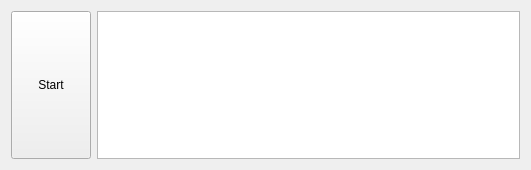
This is ScanController/SeraphScan/mainwindow.ui in SeraphRobotics/Scanner as Qt 5 draws it before an edit. The edited form follows.
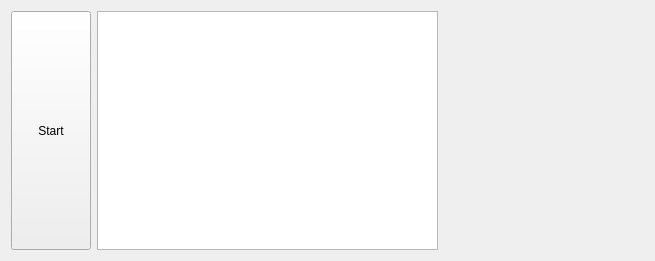
This is the edited form. Icons and pictures are not drawn.

Patch:
```diff
--- a/ScanController/SeraphScan/mainwindow.ui
+++ b/ScanController/SeraphScan/mainwindow.ui
@@ -9,8 +9,8 @@
    <rect>
     <x>0</x>
     <y>0</y>
-    <width>531</width>
-    <height>170</height>
+    <width>655</width>
+    <height>261</height>
    </rect>
   </property>
   <property name="sizePolicy">
@@ -27,21 +27,8 @@
     <normaloff>:/media/FabPrint.png</normaloff>:/media/FabPrint.png</iconset>
   </property>
   <widget class="QWidget" name="centralWidget">
-   <layout class="QHBoxLayout" name="horizontalLayout">
-    <item>
-     <widget class="QPushButton" name="startStopButton">
-      <property name="sizePolicy">
-       <sizepolicy hsizetype="Minimum" vsizetype="Minimum">
-        <horstretch>0</horstretch>
-        <verstretch>0</verstretch>
-       </sizepolicy>
-      </property>
-      <property name="text">
-       <string>Start</string>
-      </property>
-     </widget>
-    </item>
-    <item>
+   <layout class="QGridLayout" name="gridLayout">
+    <item row="0" column="1">
      <widget class="QPlainTextEdit" name="statusTextEdit">
       <property name="readOnly">
        <bool>true</bool>
@@ -51,6 +38,47 @@
       </property>
      </widget>
     </item>
+    <item row="0" column="0">
+     <widget class="QPushButton" name="startStopButton">
+      <property name="sizePolicy">
+       <sizepolicy hsizetype="Minimum" vsizetype="Minimum">
+        <horstretch>0</horstretch>
+        <verstretch>0</verstretch>
+       </sizepolicy>
+      </property>
+      <property name="text">
+       <string>Start</string>
+      </property>
+     </widget>
+    </item>
+    <item row="0" column="2">
+     <widget class="QLabel" name="label">
+      <property name="sizePolicy">
+       <sizepolicy hsizetype="Preferred" vsizetype="Preferred">
+        <horstretch>0</horstretch>
+        <verstretch>0</verstretch>
+       </sizepolicy>
+      </property>
+      <property name="minimumSize">
+       <size>
+        <width>200</width>
+        <height>200</height>
+       </size>
+      </property>
+      <property name="baseSize">
+       <size>
+        <width>200</width>
+        <height>200</height>
+       </size>
+      </property>
+      <property name="autoFillBackground">
+       <bool>true</bool>
+      </property>
+      <property name="text">
+       <string/>
+      </property>
+     </widget>
+    </item>
    </layout>
   </widget>
   <widget class="QMenuBar" name="menuBar">
```
Left out of the diff: 2 changed lines with no effect on the pictures.
